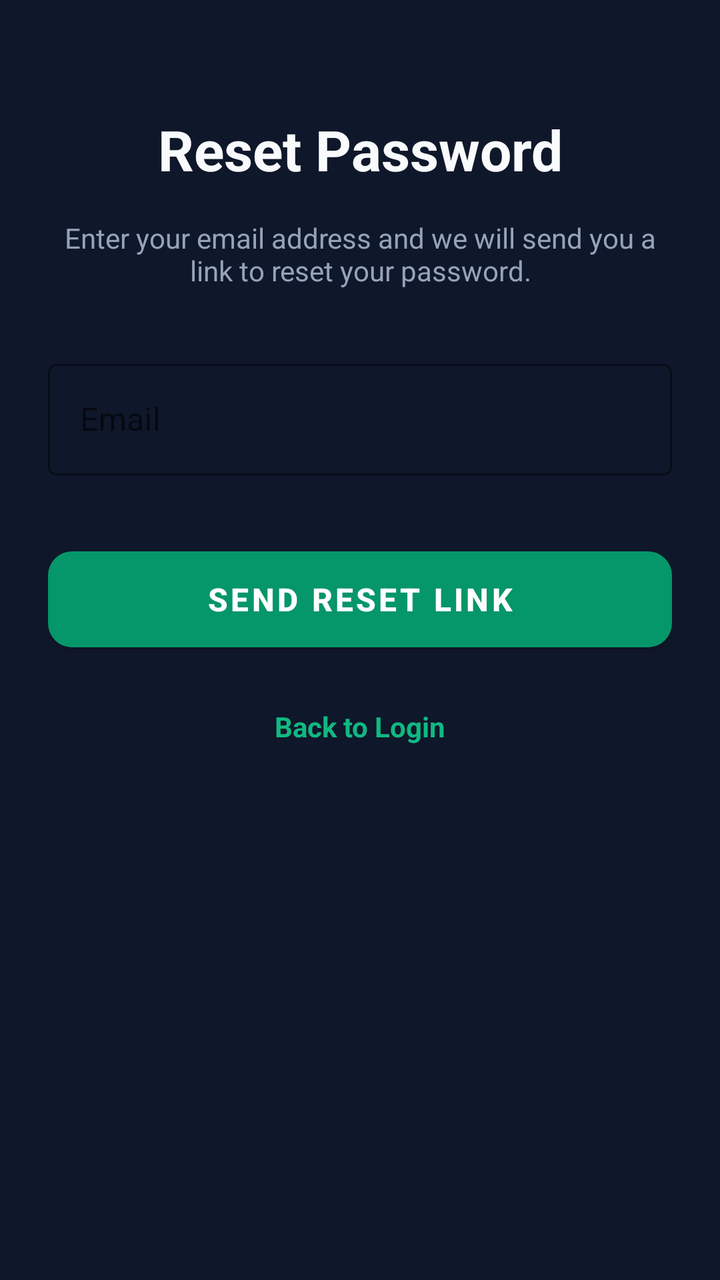
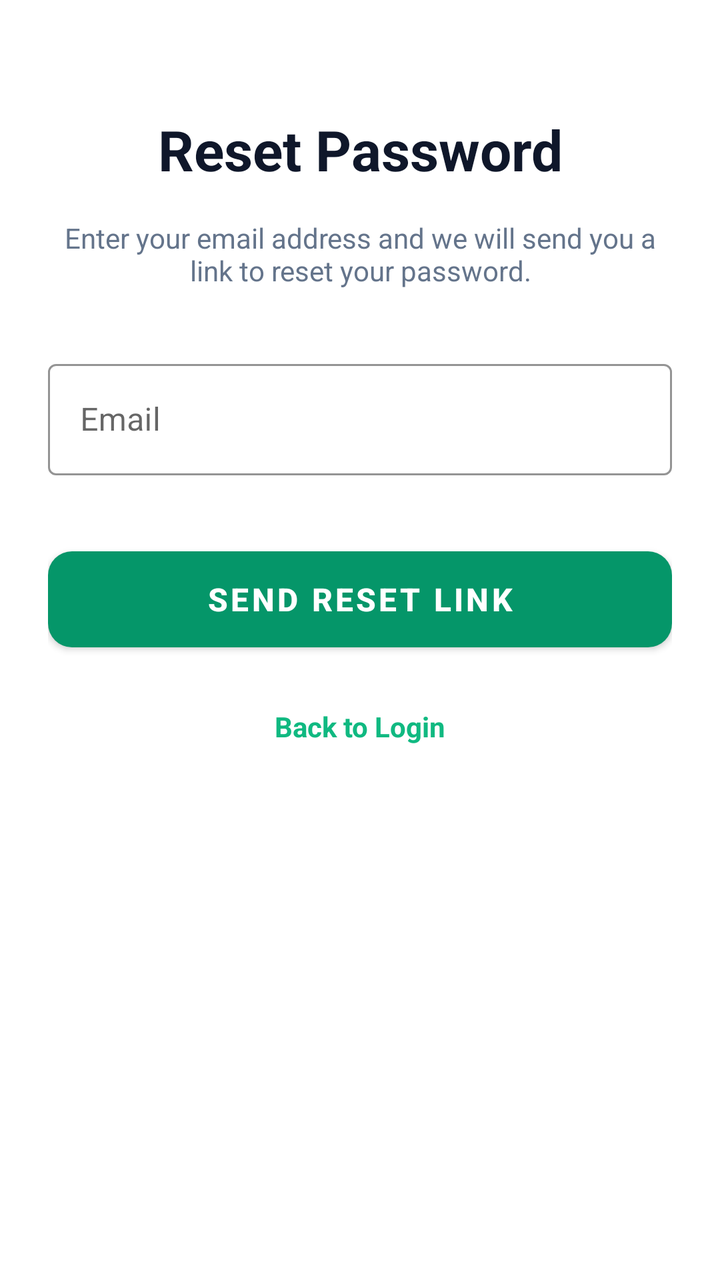

Compare the two renders of this Android layout. The source of the first and the diff that turns it into the second are given below.
<!-- AndroidManifest.xml: application theme AppTheme -->
<!-- res/layout/fragment_forgot_password.xml -->
<?xml version="1.0" encoding="utf-8"?>
<androidx.constraintlayout.widget.ConstraintLayout xmlns:android="http://schemas.android.com/apk/res/android"
    xmlns:app="http://schemas.android.com/apk/res-auto"
    android:layout_width="match_parent"
    android:layout_height="match_parent"
    android:background="#0f172a"
    android:padding="24dp">

    <TextView
        android:id="@+id/titleText"
        android:layout_width="wrap_content"
        android:layout_height="wrap_content"
        android:layout_marginTop="32dp"
        android:text="Reset Password"
        android:textColor="#f8fafc"
        android:textSize="28sp"
        android:textStyle="bold"
        app:layout_constraintEnd_toEndOf="parent"
        app:layout_constraintStart_toStartOf="parent"
        app:layout_constraintTop_toTopOf="parent" />

    <TextView
        android:id="@+id/subtitleText"
        android:layout_width="match_parent"
        android:layout_height="wrap_content"
        android:layout_marginTop="16dp"
        android:text="Enter your email address and we will send you a link to reset your password."
        android:textColor="#94a3b8"
        android:textSize="14sp"
        android:textAlignment="center"
        app:layout_constraintTop_toBottomOf="@id/titleText" />

    <com.google.android.material.textfield.TextInputLayout
        android:id="@+id/emailInputLayout"
        style="@style/Widget.MaterialComponents.TextInputLayout.OutlinedBox"
        android:layout_width="match_parent"
        android:layout_height="wrap_content"
        android:layout_marginTop="32dp"
        android:hint="Email"
        app:boxStrokeColor="#10b981"
        app:hintTextColor="#94a3b8"
        app:layout_constraintTop_toBottomOf="@id/subtitleText">

        <com.google.android.material.textfield.TextInputEditText
            android:id="@+id/emailEditText"
            android:layout_width="match_parent"
            android:layout_height="wrap_content"
            android:inputType="textEmailAddress"
            android:textColor="#f8fafc" />
    </com.google.android.material.textfield.TextInputLayout>

    <com.google.android.material.button.MaterialButton
        android:id="@+id/resetButton"
        android:layout_width="match_parent"
        android:layout_height="60dp"
        android:layout_marginTop="32dp"
        android:text="Send Reset Link"
        android:textColor="#ffffff"
        android:textSize="16sp"
        android:textStyle="bold"
        app:backgroundTint="#059669"
        app:cornerRadius="12dp"
        app:layout_constraintTop_toBottomOf="@id/emailInputLayout" />

    <TextView
        android:id="@+id/backToLoginText"
        android:layout_width="wrap_content"
        android:layout_height="wrap_content"
        android:layout_marginTop="24dp"
        android:text="Back to Login"
        android:textColor="#10b981"
        android:textSize="14sp"
        android:textStyle="bold"
        app:layout_constraintEnd_toEndOf="parent"
        app:layout_constraintStart_toStartOf="parent"
        app:layout_constraintTop_toBottomOf="@id/resetButton" />

</androidx.constraintlayout.widget.ConstraintLayout>
<!-- resources referenced by this layout -->
<resources>
  <style name="AppTheme" parent="Theme.MaterialComponents.DayNight.NoActionBar">
          <item name="colorPrimary">@color/colorPrimary</item>
          <item name="colorPrimaryDark">@color/colorPrimaryDark</item>
          <item name="colorAccent">@color/colorAccent</item>
          <item name="android:windowBackground">@color/colorBackground</item>
          <item name="android:statusBarColor">@color/colorBackground</item>
          <item name="android:navigationBarColor">@color/colorBottomNav</item>
          <item name="android:textColorPrimary">@color/colorTextPrimary</item>
          <item name="android:textColorSecondary">@color/colorTextSecondary</item>
          <item name="elevationOverlayEnabled">false</item>
      </style>
  <color name="colorPrimary">#059669</color>
  <color name="colorPrimaryDark">#047857</color>
  <color name="colorAccent">#10B981</color>
  <color name="colorBackground">#F8FAFC</color>
  <color name="colorBottomNav">#FFFFFF</color>
  <color name="colorTextPrimary">#0F172A</color>
  <color name="colorTextSecondary">#475569</color>
</resources>

<!-- the commit's change to res/layout/fragment_forgot_password.xml (unified diff, before → after) -->
@@ -3,7 +3,7 @@
     xmlns:app="http://schemas.android.com/apk/res-auto"
     android:layout_width="match_parent"
     android:layout_height="match_parent"
-    android:background="#0f172a"
+    android:background="@color/colorSurface"
     android:padding="24dp">
 
     <TextView
@@ -12,7 +12,7 @@
         android:layout_height="wrap_content"
         android:layout_marginTop="32dp"
         android:text="Reset Password"
-        android:textColor="#f8fafc"
+        android:textColor="@color/colorTextPrimary"
         android:textSize="28sp"
         android:textStyle="bold"
         app:layout_constraintEnd_toEndOf="parent"
@@ -25,7 +25,7 @@
         android:layout_height="wrap_content"
         android:layout_marginTop="16dp"
         android:text="Enter your email address and we will send you a link to reset your password."
-        android:textColor="#94a3b8"
+        android:textColor="@color/colorTextMuted"
         android:textSize="14sp"
         android:textAlignment="center"
         app:layout_constraintTop_toBottomOf="@id/titleText" />
@@ -46,7 +46,7 @@
             android:layout_width="match_parent"
             android:layout_height="wrap_content"
             android:inputType="textEmailAddress"
-            android:textColor="#f8fafc" />
+            android:textColor="@color/colorTextPrimary" />
     </com.google.android.material.textfield.TextInputLayout>
 
     <com.google.android.material.button.MaterialButton
<!-- resource entries referenced after the edit -->
@@ -1,5 +1,7 @@
 <!-- resources referenced by this layout -->
 <resources>
+  <color name="colorSurface">#FFFFFF</color>
+  <color name="colorTextMuted">#64748B</color>
   <style name="AppTheme" parent="Theme.MaterialComponents.DayNight.NoActionBar">
           <item name="colorPrimary">@color/colorPrimary</item>
           <item name="colorPrimaryDark">@color/colorPrimaryDark</item>
